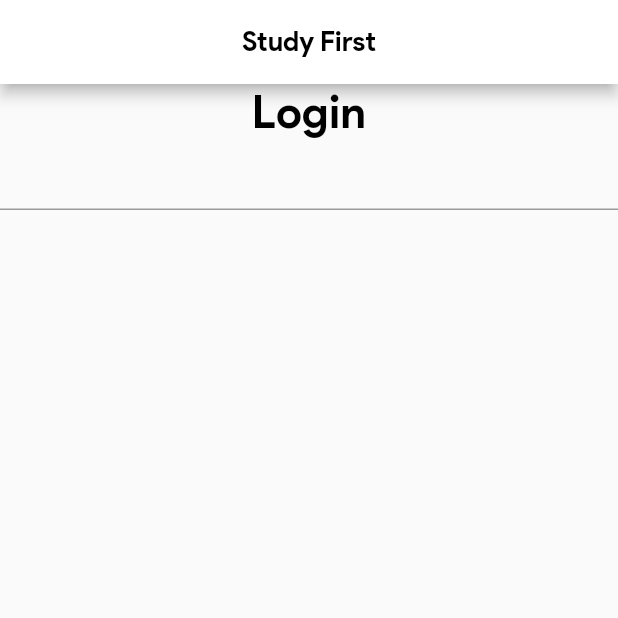
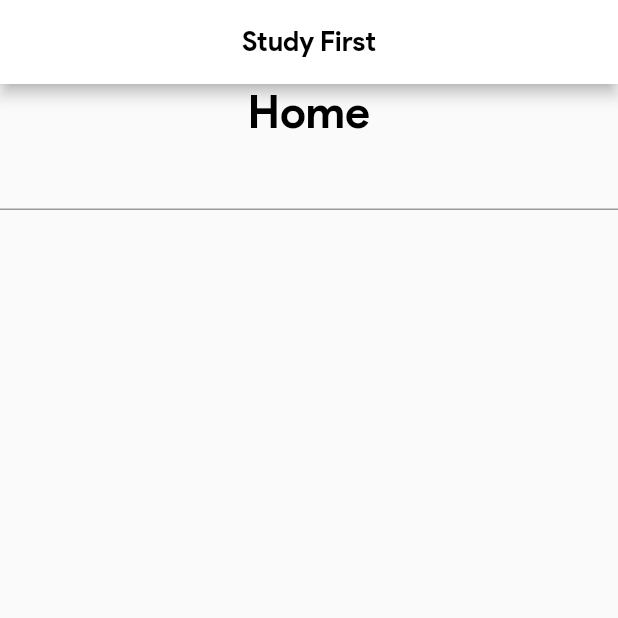
Before and after one commit to Bryan-Monterozo/study_first_ggs_later, a Flutter app: the screen it shows after launch, on a phone screen of 412 x 824 dp, the top half of it. Run offline on Flutter 3.47's test engine with Material 2 defaults, Android fonts, the light colour scheme and no system bars; our stand-ins replace percent_indicator.

Commit message:
text change for merging

```diff
--- a/lib/modules/home/view/screens/home.dart
+++ b/lib/modules/home/view/screens/home.dart
@@ -24,7 +24,7 @@ class _HomeState extends State<StudyHome> {
       ),
       body: const Column(
         children: [
-          Text('Login',
+          Text('Home',
           style: TextStyle(
           color: Colors.black,
           fontSize: 30,
```
